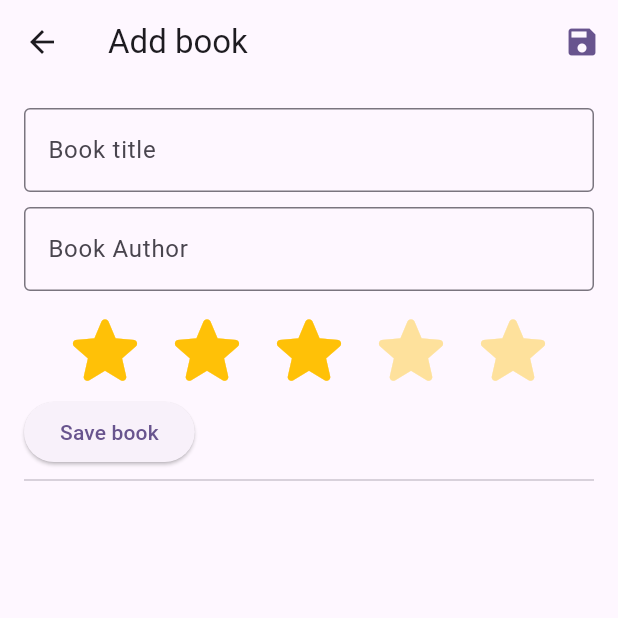
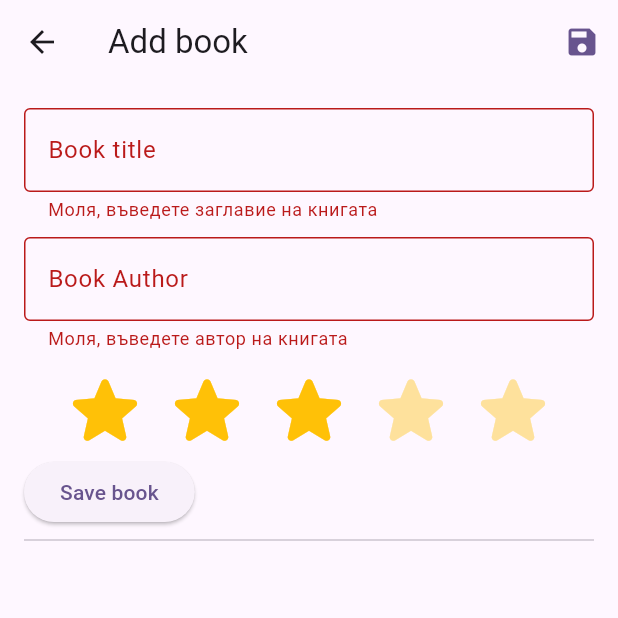
Before and after one commit to KostadinV/Book_app, a Flutter app: the AddBookScreen screen opened directly, after a tap on "Save book", on a phone screen of 412 x 824 dp, the top half of it. Run offline on Flutter 3.47's test engine with Material 3 defaults, Android fonts, the phone set to English and light mode, and no system bars; drawn by our look-alikes of flutter_rating_bar; our stand-ins replace sqflite; accounts and stored records are empty.

Commit message:
feat: add form validation to AddBookScreen for title and author fields

```diff
--- a/lib/screens/add_book_screen.dart
+++ b/lib/screens/add_book_screen.dart
@@ -14,6 +14,8 @@
 }
 
 class _AddBookScreenState extends State<AddBookScreen> {
+  final _formKey = GlobalKey<FormState>();
+
   final _titleController = TextEditingController();
 
   final _authorController = TextEditingController();
@@ -52,26 +54,40 @@
       ),
       body: Padding(
         padding: const EdgeInsets.all(16.0),
+        child: Form(
+          key: _formKey,
           child: Column(
             crossAxisAlignment: CrossAxisAlignment.start,
             children: [
-            TextField(
+              TextFormField(
                 controller: _titleController,
                 decoration: InputDecoration(
                   border: OutlineInputBorder(),
                   labelText: 'Book title',
                 ),
+                validator: (value) {
+                  if (value == null || value.trim().isEmpty) {
+                    return 'Моля, въведете заглавие на книгата';
+                  }
+                  return null;
+                },
                 onTapOutside: (event) {
                   FocusManager.instance.primaryFocus?.unfocus();
                 },
               ),
               const SizedBox(height: 10),
-            TextField(
+              TextFormField(
                 controller: _authorController,
                 decoration: InputDecoration(
                   border: OutlineInputBorder(),
                   labelText: 'Book Author',
                 ),
+                validator: (value) {
+                  if (value == null || value.trim().isEmpty) {
+                    return 'Моля, въведете автор на книгата';
+                  }
+                  return null;
+                },
                 onTapOutside: (event) {
                   FocusManager.instance.primaryFocus?.unfocus();
                 },
@@ -99,10 +115,14 @@
             ],
           ),
         ),
+      ),
     );
   }
 
   void _saveBook() async {
+    if (!_formKey.currentState!.validate()) {
+      return;
+    }
     String enteredTitle = _titleController.text;
     String enteredAuthor = _authorController.text;
 
```
Lines whose indentation alone changed are shown as unchanged.
